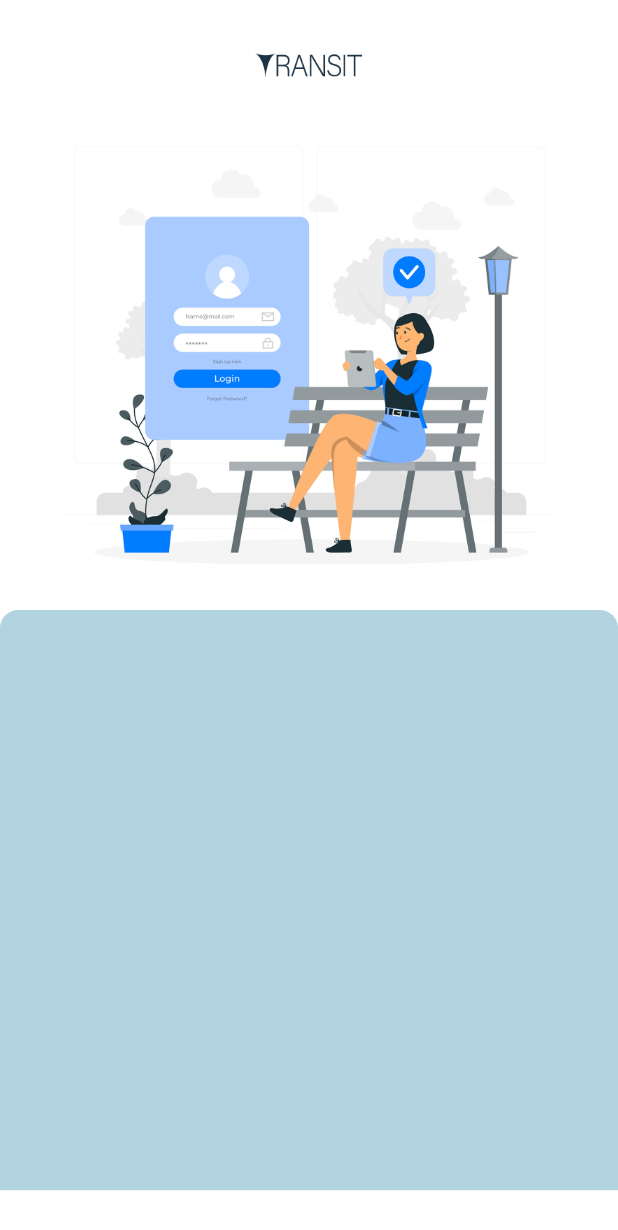
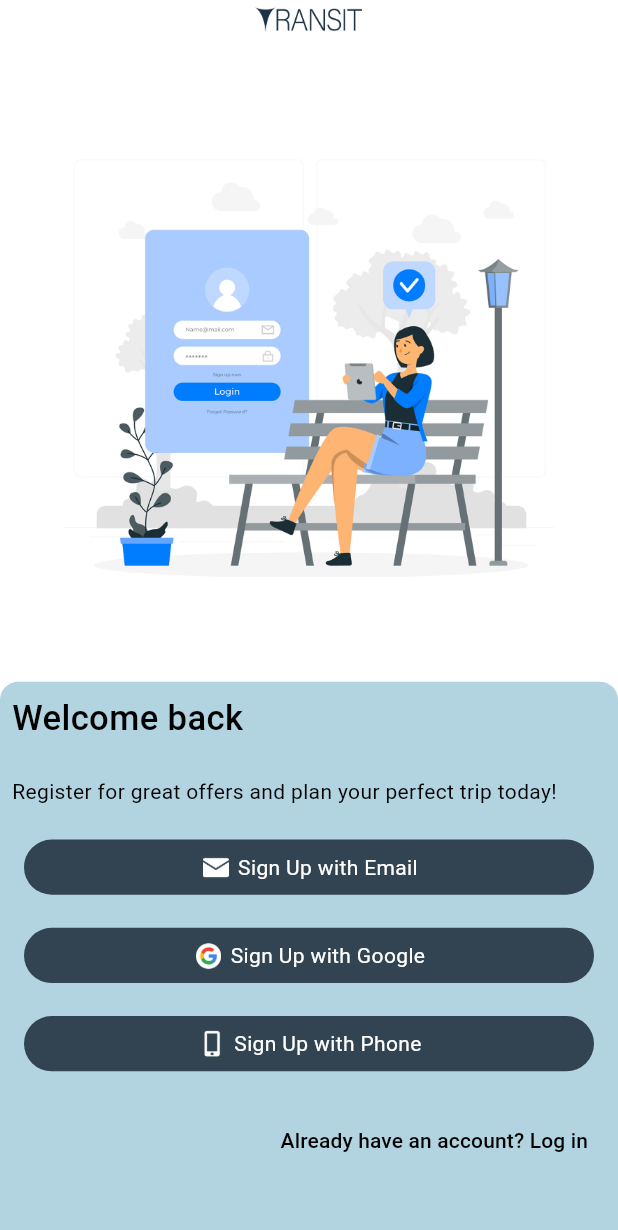
Before and after one commit to transitcoindia/app, a Flutter app: the screen it shows after launch, after a tap on "Log In", on a phone screen of 412 x 824 dp. Shown: the top 1230 px of the screen. Run offline on Flutter 3.47's test engine with Material 3 defaults, Android fonts, the phone set to English and light mode, and no system bars; our stand-ins replace bloc, dio, equatable, flutter_bloc, flutter_otp_text_field, flutter_screenutil and 8 more.

Commit message:
login signup page base done

```diff
--- a/lib/core/data/pre_login_data.dart
+++ b/lib/core/data/pre_login_data.dart
@@ -10,4 +10,12 @@ List<String> preLoginSubText = [
 "Enjoy special discounts, cashback offers, and the lowest fares—just for you!"
 ];
 
-// List<String>
+List<String> authTypeHeading =[
+"Get started",
+"Welcome back"
+];
+
+List<String> authTypeDesc =[
+"Register for great offers and plan your perfect trip today!",
+"Register for great offers and plan your perfect trip today!"
+];
--- a/lib/screens/auth_screens/login_page.dart
+++ b/lib/screens/auth_screens/login_page.dart
@@ -1,5 +1,6 @@
 import 'package:flutter/material.dart';
 import 'package:flutter_bloc/flutter_bloc.dart';
+import 'package:flutter_screenutil/flutter_screenutil.dart';
 import 'package:transit/bloc/auth_bloc/auth_bloc.dart';
 import 'package:transit/bloc/auth_bloc/auth_event.dart';
 import 'package:transit/bloc/auth_bloc/auth_state.dart';
@@ -30,23 +31,20 @@ String? validateEmail(String? value) {
 
   @override
   Widget build(BuildContext context) {
-    return SafeScaffold(
+    return Scaffold(
       body: Padding(
         padding: const EdgeInsets.all(8.0),
         child: Form(
           key: _formKey,
           child: Column(
       children: [
-        ClipRRect(
-          borderRadius: BorderRadius.circular(12),
-          child: SizedBox(
-            child: Image.asset('assets/images/Login.jpg'),
-          ),
-        ),
-        const SizedBox(height: 10),
+
+         SizedBox(height: 10.h),
+         Text("Continue with Email"),
+         Text("Sign up with your email."),
         const Align(
           alignment: Alignment.centerLeft,
-          child: Text("Username", style: TextStyle(fontSize: 16)),
+          child: Text("Email", style: TextStyle(fontSize: 16)),
         ),
         TextFormField(
           validator: (value) =>
--- a/lib/screens/pre_login_screens/login_type_page.dart
+++ b/lib/screens/pre_login_screens/login_type_page.dart
@@ -1,32 +1,76 @@
 import 'package:flutter/material.dart';
 import 'package:flutter_screenutil/flutter_screenutil.dart';
+import 'package:transit/core/data/pre_login_data.dart';
 import 'package:transit/core/theme/colors.dart';
+import 'package:transit/widgets/pre_auth_buttons.dart';
 
-class LoginTypePage extends StatelessWidget {
-   LoginTypePage({super.key});
-  final ValueNotifier<String> textNotifier = ValueNotifier<String>("signUp");
+class LoginTypePage extends StatefulWidget {
+  const LoginTypePage({super.key});
 
-
-
-
-  void switchToLogin(){
-    if(textNotifier.value=="logIn")
-   { textNotifier.value="signUp";}
-   else{
-    textNotifier.value="logIn";
+  @override
+  _LoginTypePageState createState() => _LoginTypePageState();
 }
 
+class _LoginTypePageState extends State<LoginTypePage> with TickerProviderStateMixin {
+  final ValueNotifier<String> textNotifier = ValueNotifier<String>("signUp");
+  bool slideLeft = true; // Tracks the animation direction
+
+  late AnimationController _animationController;
+  late Animation<Offset> _slideAnimation;
+
+  @override
+  void initState() {
+    super.initState();
+
+    // Animation Controller (Faster: 350ms)
+    _animationController = AnimationController(
+      vsync: this,
+      duration: const Duration(milliseconds: 350),
+    );
+
+    _updateSlideAnimation();
+  }
+
+  void _updateSlideAnimation() {
+    // Alternate the direction
+    _slideAnimation = Tween<Offset>(
+      begin: Offset.zero,
+      end: slideLeft ? const Offset(-1, 0) : const Offset(1, 0),
+    ).animate(CurvedAnimation(
+      parent: _animationController,
+      curve: Curves.easeInOut,
+    ));
+  }
+
+  void switchToLogin() {
+    // Start animation in the current direction
+    _animationController.forward().then((_) {
+      // Toggle the value after animation completes
+      textNotifier.value = textNotifier.value == "logIn" ? "signUp" : "logIn";
+
+      // Flip animation direction for next transition
+      slideLeft = !slideLeft;
+      _updateSlideAnimation();
+
+      // Reset animation for next transition
+      _animationController.reset();
+    });
+  }
+
+  @override
+  void dispose() {
+    _animationController.dispose();
+    super.dispose();
   }
 
   @override
   Widget build(BuildContext context) {
-
     return Scaffold(
       backgroundColor: white,
-      body: SafeArea(bottom: false,
-        child:
-             Column(
-              mainAxisAlignment: MainAxisAlignment.spaceEvenly,
+      body: SafeArea(
+        bottom: false,
+        child: Column(
+          mainAxisAlignment: MainAxisAlignment.spaceBetween,
           children: [
             // Logo at the top
             Center(
@@ -36,29 +80,110 @@ class LoginTypePage extends StatelessWidget {
               ),
             ),
 
-          ValueListenableBuilder<String>(
+            // Page-like Animated Image
+            SizedBox(
+              height: 300.h,
+              child: Stack(
+                children: [
+                  SlideTransition(
+                    position: _slideAnimation,
+                    child: ValueListenableBuilder<String>(
                       valueListenable: textNotifier,
                       builder: (context, value, child) {
-                return SizedBox(
+                        return Image.asset(
+                          'assets/lin_siup_images/ls${value == "logIn" ? 0 : 1}.png',
+                          key: ValueKey<String>(value), // Ensures animation triggers
                           height: 300.h,
-                  child: Image.asset('assets/lin_siup_images/ls${value=='LogIn'?0:1}.png'),
                         );
-              },),
-            Container(height: 400.h,
-decoration: BoxDecoration(
-  color: bottomCardColor, borderRadius: BorderRadius.only(topLeft:Radius.circular(12) ,topRight:Radius.circular(12) )
+                      },
+                    ),
+                  ),
+                ],
+              ),
             ),
 
-            )
+            // Bottom Card (Fade Animation)
+            AnimatedSwitcher(
+              duration: const Duration(milliseconds: 350),
+              transitionBuilder: (child, animation) {
+                return FadeTransition(opacity: animation, child: child);
+              },
+              child: ValueListenableBuilder<String>(
+                valueListenable: textNotifier,
+                builder: (context, value, child) {
+                  return Container(
+                    key: ValueKey<String>(value),
+                    height: 382.h,
+                    decoration: BoxDecoration(
+                      color: bottomCardColor,
+                      borderRadius: const BorderRadius.only(
+                        topLeft: Radius.circular(12),
+                        topRight: Radius.circular(12),
+                      ),
+                    ),
+                    child: Padding(
+                      padding: const EdgeInsets.all(8.0),
+                      child: Column(
+                        crossAxisAlignment: CrossAxisAlignment.start,
+                        mainAxisAlignment: MainAxisAlignment.spaceBetween,
+                        children: [
+                          Text(
+                            authTypeHeading[value == "logIn" ? 0 : 1],
+                            style: TextStyle(fontWeight: FontWeight.w500, fontSize: 22.sp),
+                          ),
+                          Text(authTypeDesc[value == "logIn" ? 0 : 1]),
 
+                          // Buttons
+                          SizedBox(
+                            height: 38.h,
+                            child: PreAuthButtons(
+                              leadingIcon: 'assets/auth_icons/email.png',
+                              border: false,
+                              label: '${value == "logIn" ? "Login" : "Sign Up"} with Email',
+                              onTap: () {},
+                            ),
+                          ),
+                          SizedBox(
+                            height: 38.h,
+                            child: PreAuthButtons(
+                              leadingIcon: 'assets/auth_icons/google.png',
+                              border: false,
+                              label: '${value == "logIn" ? "Login" : "Sign Up"} with Google',
+                              onTap: () {},
+                            ),
+                          ),
+                          SizedBox(
+                            height: 38.h,
+                            child: PreAuthButtons(
+                              leadingIcon: 'assets/auth_icons/mobile.png',
+                              border: false,
+                              label: '${value == "logIn" ? "Login" : "Sign Up"} with Phone',
+                              onTap: () {},
+                            ),
+                          ),
 
-
-
-
-
+                          Align(
+                            alignment: Alignment.centerRight,
+                            child: TextButton(
+                              onPressed: switchToLogin,
+                              child: Text(
+                                value == "logIn"
+                                    ? "Don't have an account? Sign up"
+                                    : "Already have an account? Log in",
+                                style: TextStyle(color: black),
+                              ),
+                            ),
+                          ),
+                          SizedBox(height: 10.h),
                         ],
-            )
-
+                      ),
+                    ),
+                  );
+                },
+              ),
+            ),
+          ],
+        ),
       ),
     );
   }
--- a/lib/widgets/pre_auth_buttons.dart
+++ b/lib/widgets/pre_auth_buttons.dart
@@ -3,14 +3,16 @@ import 'package:flutter_screenutil/flutter_screenutil.dart';
 import 'package:transit/core/theme/colors.dart';
 
 class PreAuthButtons extends StatelessWidget {
-  const PreAuthButtons({super.key, required this.onTap,this.bold = false,
+  const PreAuthButtons({super.key, required this.onTap,this.bold = false,this.leadingIcon,
   required this.label,
-  this.alt=false
+  this.alt=false, this.border=true
   });
 final void Function()? onTap;
 final String label;
 final bool alt;
 final bool bold ;
+final String? leadingIcon;
+final bool border;
   @override
   Widget build(BuildContext context) {
     return Container(
@@ -26,13 +28,21 @@ final bool bold ;
         padding: EdgeInsets.all(2),decoration: BoxDecoration(
           color: alt?white:elevatedButtonBlue,
           borderRadius: BorderRadius.circular(25),
-          border: Border.all(color:alt?elevatedButtonBlue:white )
+          border: Border.all( color:border?alt?elevatedButtonBlue:white:transparent )
         ),
         alignment: Alignment.center,
-        child: Text(label,style: TextStyle(
-          fontWeight: bold?FontWeight.bold:null,
-          color: alt?elevatedButtonBlue:white
-        ),),
+        child: Row(mainAxisAlignment: MainAxisAlignment.center,
+          children: [
+            if(leadingIcon!=null)
+            SizedBox(height: 20.h,width: 20.w,child: Image.asset(leadingIcon!),),
+
+           if(leadingIcon!=null)SizedBox(width: 4.w,),
+            Text(label,style: TextStyle(
+              fontWeight: bold?FontWeight.bold:null,
+              color: alt?elevatedButtonBlue:white
+            ),),
+          ],
+        ),
       )),
     );
   }
--- a/pubspec.yaml
+++ b/pubspec.yaml
@@ -78,6 +78,8 @@ flutter:
     - assets/logos/
     - assets/images/
     - assets/lin_siup_images/
+    - assets/auth_icons/
+
   #   - images/a_dot_ham.jpeg
 
   # An image asset can refer to one or more resolution-specific "variants", see
```
Also changed, not shown: assets/auth_icons/email.png (added), assets/auth_icons/google.png (added), assets/auth_icons/mobile.png (added), 1 other file. Lines whose indentation alone changed are shown as unchanged.
